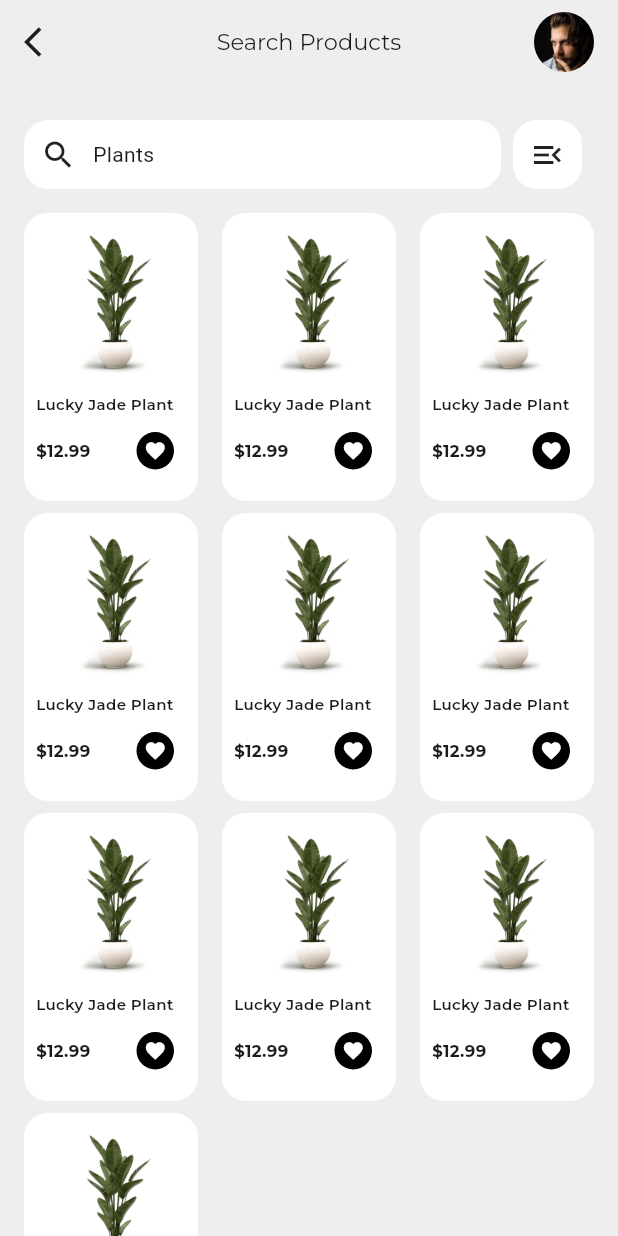
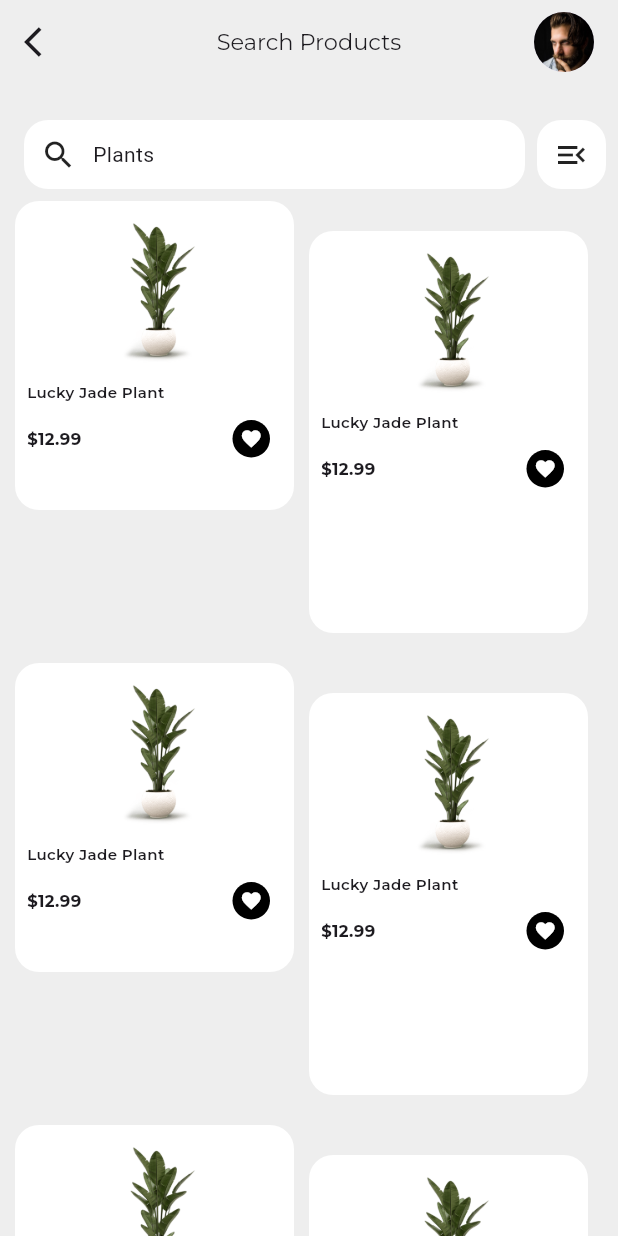
Before and after one commit to joshsaxx/everyday_flutter, a Flutter app: the PlantsHomePage screen opened directly, on a phone screen of 412 x 824 dp. Run offline on Flutter 3.47's test engine with Material 3 defaults, Android fonts, the phone set to English and light mode, and no system bars; our stand-ins replace cached_network_image, google_fonts.

Commit message:
plantApp dashboard redesigned using staggered_gridView_widget

```diff
--- a/lib/app/assignments/plants_app/components/common_widgets/plant_grid_widget.dart
+++ b/lib/app/assignments/plants_app/components/common_widgets/plant_grid_widget.dart
@@ -9,8 +9,8 @@ class PlantGridWidget extends StatelessWidget {
   @override
   Widget build(BuildContext context) {
     return Container(
-      /* width: 300,
-      height:300, */
+      /* width: 170,
+      height:200, */
       decoration: BoxDecoration(
         borderRadius: BorderRadius.circular(16),
         color: Colors.white
--- a/lib/app/assignments/plants_app/screens/alt_onboarding_screen.dart
+++ b/lib/app/assignments/plants_app/screens/alt_onboarding_screen.dart
@@ -91,7 +91,7 @@ class PlantsOnboardingScreen extends StatelessWidget {
                 ),
                 child: IconButton(onPressed: (){
 
-                  Navigator.push(context, MaterialPageRoute(builder: (BuildContext context)=> const PlantDetailScreen()));
+                  Navigator.push(context, MaterialPageRoute(builder: (BuildContext context)=> const PlantsHomePage()));
 
                 },icon: const Icon(Icons.arrow_forward,size: 50,color: Colors.white,)),
                             ),
--- a/lib/app/assignments/plants_app/screens/home.dart
+++ b/lib/app/assignments/plants_app/screens/home.dart
@@ -35,7 +35,7 @@ class PlantsHomePage extends StatelessWidget {
       body: Padding(
         padding: const EdgeInsets.only(
           top: 16.0,
-          right: 16,
+          //right: 16,
         ),
         child: Column(children: [
           Row(
@@ -77,7 +77,7 @@ class PlantsHomePage extends StatelessWidget {
             ],
           ),
 
-          Expanded(
+          /* Expanded(
               child: GridView.builder(
                 itemBuilder: (context, index) =>  Padding(
                   padding: const EdgeInsets.only(left: 16.0,top: 8,),
@@ -91,9 +91,51 @@ class PlantsHomePage extends StatelessWidget {
                 gridDelegate: const SliverGridDelegateWithMaxCrossAxisExtent(maxCrossAxisExtent: 190,mainAxisExtent: 200),
                 //gridDelegate: const SliverGridDelegateWithFixedCrossAxisCount(crossAxisCount: 2),
                 ),
-            ),
+            ), */
 
 
+
+          /* StaggeredGrid.count(
+            crossAxisCount: 4,
+            mainAxisSpacing: 4,
+            crossAxisSpacing: 4,
+            children: [
+              StaggeredGridTile.count(
+                  crossAxisCellCount: 2,
+                  mainAxisCellCount: 2,
+                  child: Text(
+                        "Found\n10 Results",
+                        style: GoogleFonts.montserrat(fontSize: 24),
+                      ),
+                  ),
+                  const StaggeredGridTile.count(
+                    crossAxisCellCount: 2,
+                    mainAxisCellCount: 1,
+                    child: PlantGridWidget()),
+
+
+
+            ],
+          ) */
+
+         Expanded(
+           child: GridView.custom(
+            padding: EdgeInsets.only(left: 10,right: 10),
+            gridDelegate:SliverStairedGridDelegate(
+              crossAxisSpacing: 10,
+              tileBottomSpace: 20,
+              mainAxisSpacing: 20,
+              pattern: [
+              StairedGridTile(0.5, 1),
+              StairedGridTile(0.5,3/4)
+
+            ]), childrenDelegate: SliverChildBuilderDelegate(
+              (context, index)=>PlantGridWidget(),
+            childCount: 10),
+
+
+             ),
+         ),
         ]),
       ),
     );
--- a/pubspec.yaml
+++ b/pubspec.yaml
@@ -37,6 +37,7 @@ dependencies:
   cupertino_icons: ^1.0.8
   cached_network_image: ^3.4.1
   google_fonts: ^6.2.1
+  flutter_staggered_grid_view: ^0.7.0
 
 dev_dependencies:
   flutter_test:
```
Also changed, not shown: pubspec.lock.
